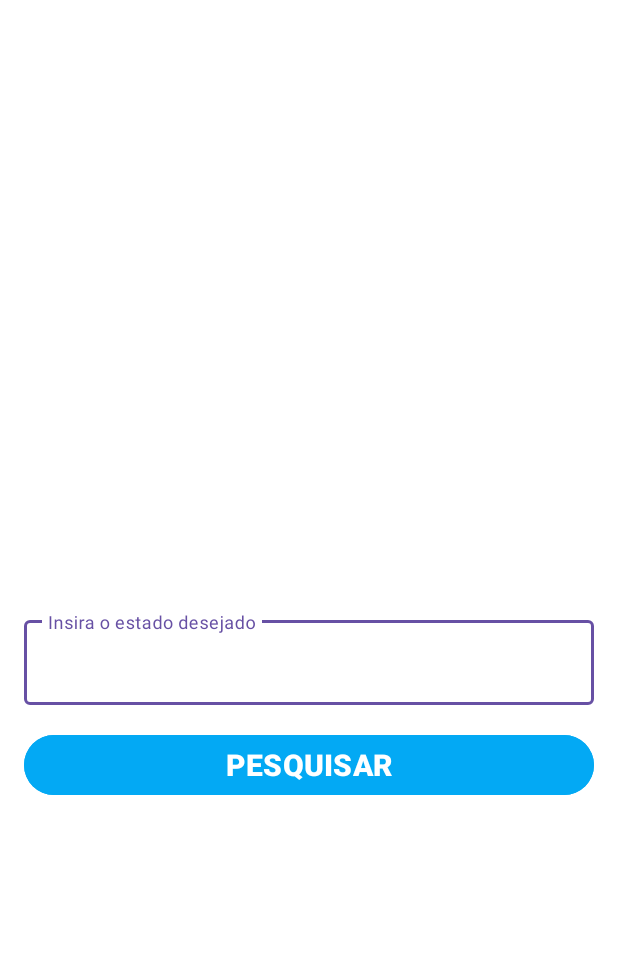
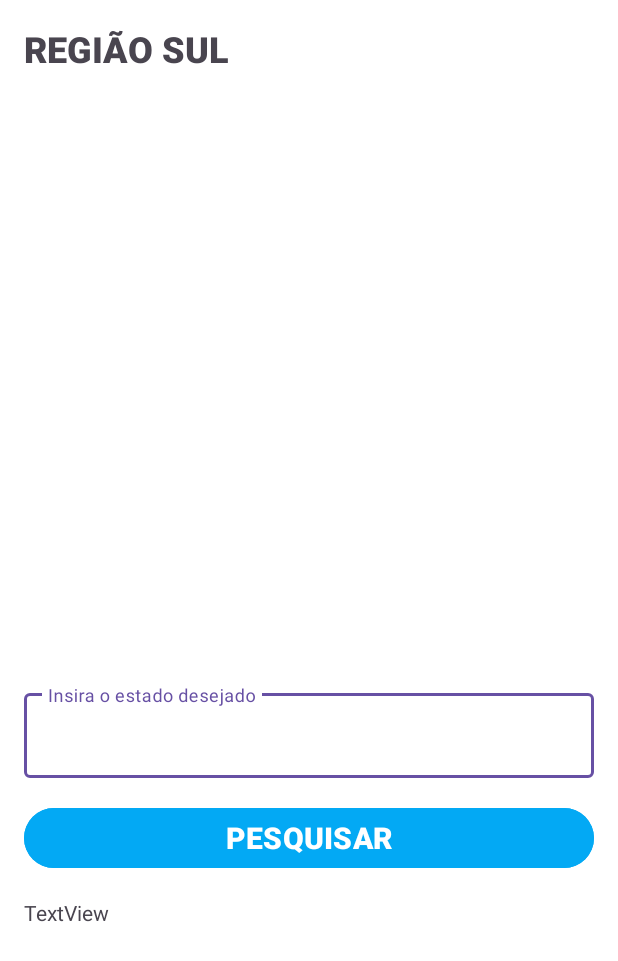
Before and after one commit to PepeTonin/mobile-atividade-mapa, an Android app: the screen it shows after launch (MainActivity), on a phone screen of 412 x 824 dp. Shown: the top 961 px of the screen. Run offline under Robolectric (Android 15) with nearby library versions, the phone set to English and light mode, and no system bars; libraries missing offline, so code that uses them is left out: com.github.chrisbanes.photoview; plain views replace PhotoView; 2 statements that could not run were skipped.

Commit message:
atualizacao do projeto

```diff
--- a/app/src/main/java/com/example/atividade_mapa_mobile/MainActivity.java
+++ b/app/src/main/java/com/example/atividade_mapa_mobile/MainActivity.java
@@ -1,20 +1,48 @@
 package com.example.atividade_mapa_mobile;
+
+import static com.example.atividade_mapa_mobile.R.id.editText;
 
 import androidx.appcompat.app.AppCompatActivity;
 
 import android.os.Bundle;
+import android.view.View;
+import android.widget.EditText;
+import android.widget.TextView;
 
 import com.github.chrisbanes.photoview.PhotoView;
+import com.google.android.material.textfield.TextInputEditText;
 
 public class MainActivity extends AppCompatActivity {
+
+    TextInputEditText editText;
+    PhotoView photoView;
+    TextView titulo;
 
     @Override
     protected void onCreate(Bundle savedInstanceState) {
         super.onCreate(savedInstanceState);
         setContentView(R.layout.activity_main);
 
-        PhotoView photoView = (PhotoView) findViewById(R.id.photo_view);
+        photoView = (PhotoView) findViewById(R.id.photo_view);
         photoView.setImageResource(R.drawable.mapa_regiao_sul);
+        editText = (TextInputEditText) findViewById(R.id.editText);
+        titulo = (TextView) findViewById(R.id.titulo);
 
     }
+
+    public void pesquisarEstado(View view){
+        String entradaUsuario = editText.getText().toString().toLowerCase();
+        if (entradaUsuario.equals("parana")){
+            photoView.setImageResource(R.drawable.mapa_parana);
+            titulo.setText("parana");
+        } else if (entradaUsuario.equals("santa catarina")) {
+            photoView.setImageResource(R.drawable.mapa_santa_catarina);
+            titulo.setText("santa catarina");
+        } else if (entradaUsuario.equals("rio grande do sul")) {
+            photoView.setImageResource(R.drawable.mapa_rio_grande_do_sul);
+            titulo.setText("rio grande do sul");
+        } else {
+            titulo.setText("estado não encontrado");
+        }
+    }
 }
--- a/app/src/main/res/layout/activity_main.xml
+++ b/app/src/main/res/layout/activity_main.xml
@@ -15,17 +15,29 @@
         android:layout_margin="16dp"
         android:orientation="vertical">
 
+        <TextView
+            android:id="@+id/titulo"
+            android:layout_width="match_parent"
+            android:layout_height="wrap_content"
+            android:layout_marginBottom="16dp"
+            android:fontFamily="sans-serif-black"
+            android:text="REGIÃO SUL"
+            android:textAllCaps="true"
+            android:textSize="24sp" />
+
         <com.github.chrisbanes.photoview.PhotoView
             android:id="@+id/photo_view"
             android:layout_width="match_parent"
             android:layout_height="376dp" />
 
         <com.google.android.material.textfield.TextInputLayout
+            android:id="@+id/textInputLayout"
             android:layout_width="match_parent"
             android:layout_height="wrap_content"
             android:layout_marginTop="16dp">
 
             <com.google.android.material.textfield.TextInputEditText
+                android:id="@+id/editText"
                 android:layout_width="match_parent"
                 android:layout_height="wrap_content"
                 android:hint="Insira o estado desejado" />
@@ -39,8 +51,16 @@
             android:layout_marginTop="16dp"
             android:backgroundTint="#03A9F4"
             android:fontFamily="sans-serif-black"
+            android:onClick="pesquisarEstado"
             android:text="PESQUISAR"
             android:textSize="20sp" />
 
+        <TextView
+            android:id="@+id/textView2"
+            android:layout_width="match_parent"
+            android:layout_height="wrap_content"
+            android:layout_marginTop="16dp"
+            android:text="TextView" />
+
     </LinearLayout>
 </ScrollView>
```
